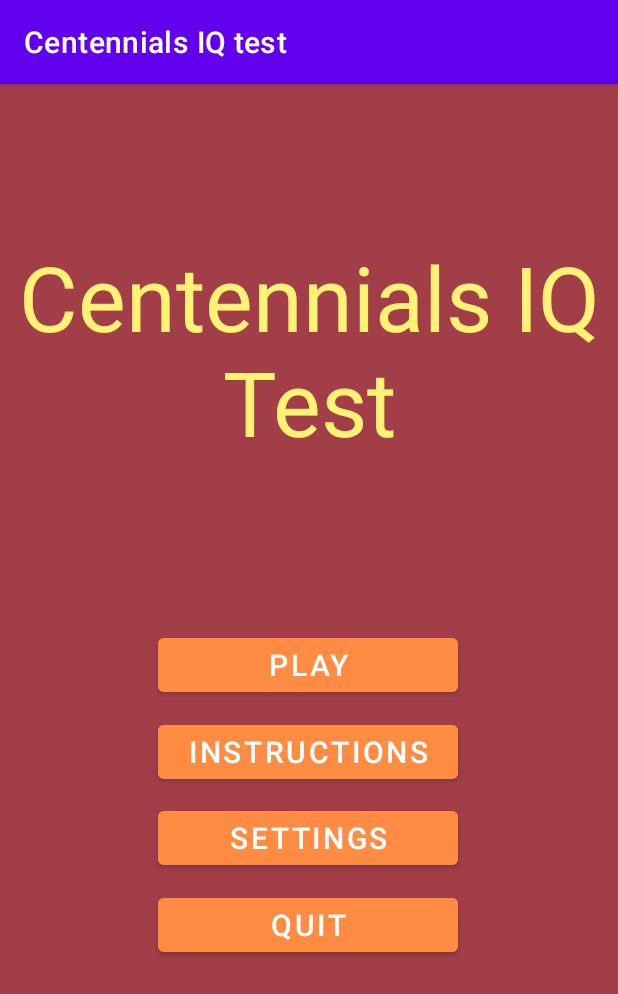
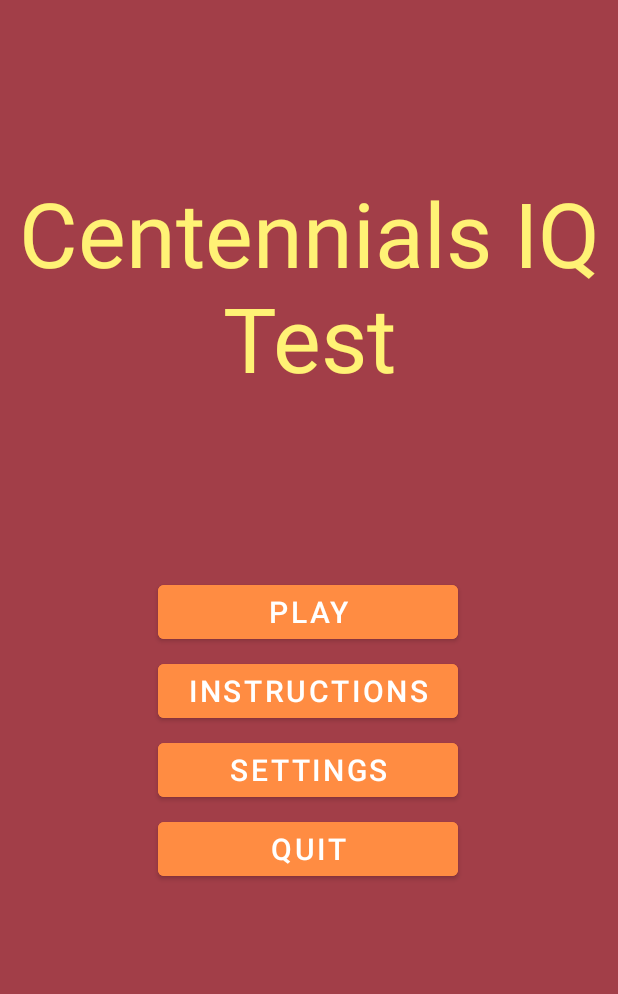
Before and after one commit to GurjapHajra/Centennials-IQ-test, an Android app: the screen it shows after launch (MainActivity), on a phone screen of 412 x 824 dp. Shown: the top 994 px of the screen. Run offline under Robolectric (Android 15) with nearby library versions, the phone set to English and light mode, and no system bars.

Commit message:
remmoved the top bar

```diff
--- a/app/src/main/res/values-night/themes.xml
+++ b/app/src/main/res/values-night/themes.xml
@@ -1,6 +1,6 @@
 <resources xmlns:tools="http://schemas.android.com/tools">
     <!-- Base application theme. -->
-    <style name="Theme.CentennialsIQTest" parent="Theme.MaterialComponents.DayNight.DarkActionBar">
+    <style name="Theme.CentennialsIQTest" parent="Theme.MaterialComponents.DayNight.NoActionBar">
         <!-- Primary brand color. -->
         <item name="colorPrimary">@color/purple_500</item>
         <item name="colorPrimaryVariant">@color/purple_700</item>
--- a/app/src/main/res/values/themes.xml
+++ b/app/src/main/res/values/themes.xml
@@ -1,6 +1,6 @@
 <resources xmlns:tools="http://schemas.android.com/tools">
     <!-- Base application theme. -->
-    <style name="Theme.CentennialsIQTest" parent="Theme.MaterialComponents.DayNight.DarkActionBar">
+    <style name="Theme.CentennialsIQTest" parent="Theme.MaterialComponents.DayNight.NoActionBar">
         <!-- Primary brand color. -->
         <item name="colorPrimary">@color/purple_500</item>
         <item name="colorPrimaryVariant">@color/purple_700</item>
```
